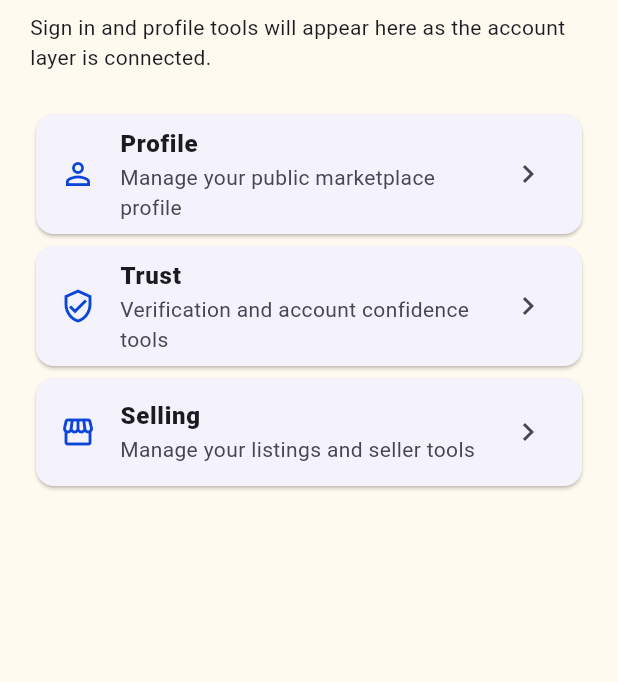
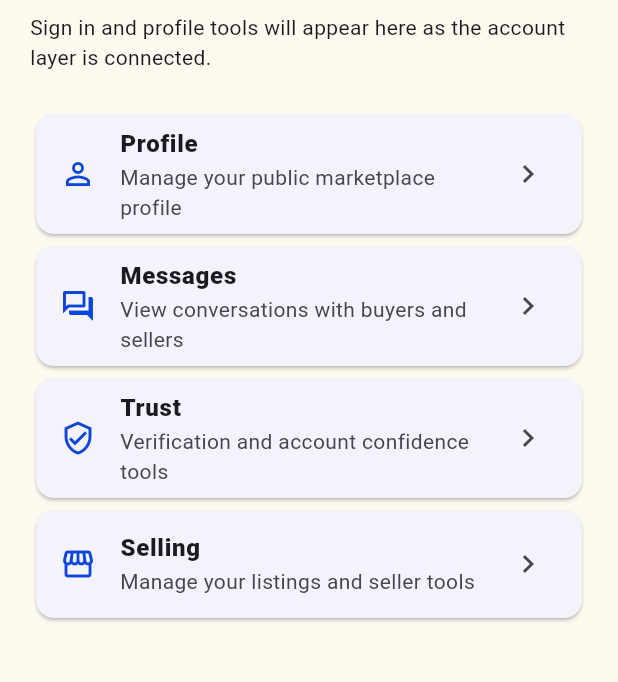
Before and after one commit to privacyOG/Suqnaa, a Flutter app: the AccountScreen screen opened directly, on a phone screen of 412 x 824 dp, the part 174-856 px from its top. Run offline on Flutter 3.47's test engine with Material 3 defaults, Android fonts, the phone set to English and light mode, and no system bars; generated files the repository leaves out were written again.

Commit message:
Link mobile account to messages screen

```diff
--- a/apps/mobile/lib/src/features/account/account_screen.dart
+++ b/apps/mobile/lib/src/features/account/account_screen.dart
@@ -1,5 +1,6 @@
 import 'package:flutter/material.dart';
 import '../../brand/brand.dart';
+import '../conversations/conversation_list_screen.dart';
 
 class AccountScreen extends StatelessWidget {
   const AccountScreen({super.key});
@@ -16,14 +17,42 @@ class AccountScreen extends StatelessWidget {
         children: [
           const Text(
             'Your Suqnaa account',
-            style: TextStyle(fontSize: 28, fontWeight: FontWeight.w900, color: SuqnaaBrand.blue),
+            style: TextStyle(
+              fontSize: 28,
+              fontWeight: FontWeight.w900,
+              color: SuqnaaBrand.blue,
+            ),
           ),
           const SizedBox(height: 8),
-          const Text('Sign in and profile tools will appear here as the account layer is connected.'),
+          const Text(
+            'Sign in and profile tools will appear here as the account layer is connected.',
+          ),
           const SizedBox(height: 24),
-          _AccountTile(icon: Icons.person_outline, title: 'Profile', subtitle: 'Manage your public marketplace profile'),
-          _AccountTile(icon: Icons.verified_user_outlined, title: 'Trust', subtitle: 'Verification and account confidence tools'),
-          _AccountTile(icon: Icons.storefront_outlined, title: 'Selling', subtitle: 'Manage your listings and seller tools'),
+          const _AccountTile(
+            icon: Icons.person_outline,
+            title: 'Profile',
+            subtitle: 'Manage your public marketplace profile',
+          ),
+          _AccountTile(
+            icon: Icons.forum_outlined,
+            title: 'Messages',
+            subtitle: 'View conversations with buyers and sellers',
+            onTap: () => Navigator.of(context).push(
+              MaterialPageRoute(
+                builder: (_) => const ConversationListScreen(),
+              ),
+            ),
+          ),
+          const _AccountTile(
+            icon: Icons.verified_user_outlined,
+            title: 'Trust',
+            subtitle: 'Verification and account confidence tools',
+          ),
+          const _AccountTile(
+            icon: Icons.storefront_outlined,
+            title: 'Selling',
+            subtitle: 'Manage your listings and seller tools',
+          ),
         ],
       ),
     );
@@ -31,20 +60,30 @@ class AccountScreen extends StatelessWidget {
 }
 
 class _AccountTile extends StatelessWidget {
-  const _AccountTile({required this.icon, required this.title, required this.subtitle});
+  const _AccountTile({
+    required this.icon,
+    required this.title,
+    required this.subtitle,
+    this.onTap,
+  });
 
   final IconData icon;
   final String title;
   final String subtitle;
+  final VoidCallback? onTap;
 
   @override
   Widget build(BuildContext context) {
     return Card(
       child: ListTile(
         leading: Icon(icon, color: SuqnaaBrand.blue),
-        title: Text(title, style: const TextStyle(fontWeight: FontWeight.w800)),
+        title: Text(
+          title,
+          style: const TextStyle(fontWeight: FontWeight.w800),
+        ),
         subtitle: Text(subtitle),
         trailing: const Icon(Icons.chevron_right),
+        onTap: onTap,
       ),
     );
   }
```
